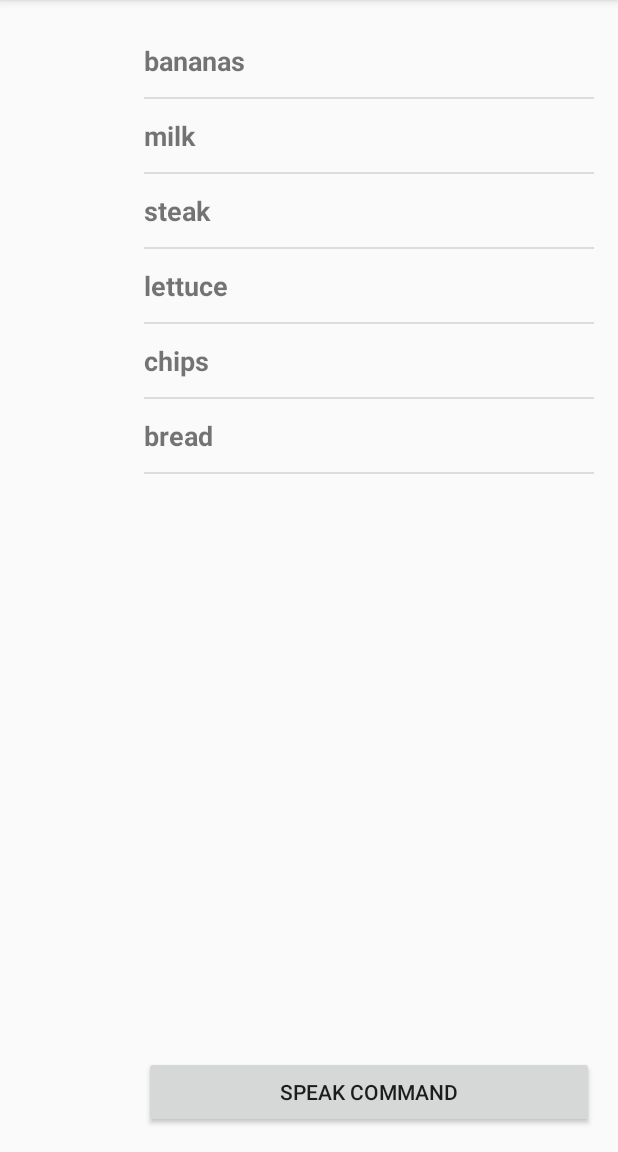
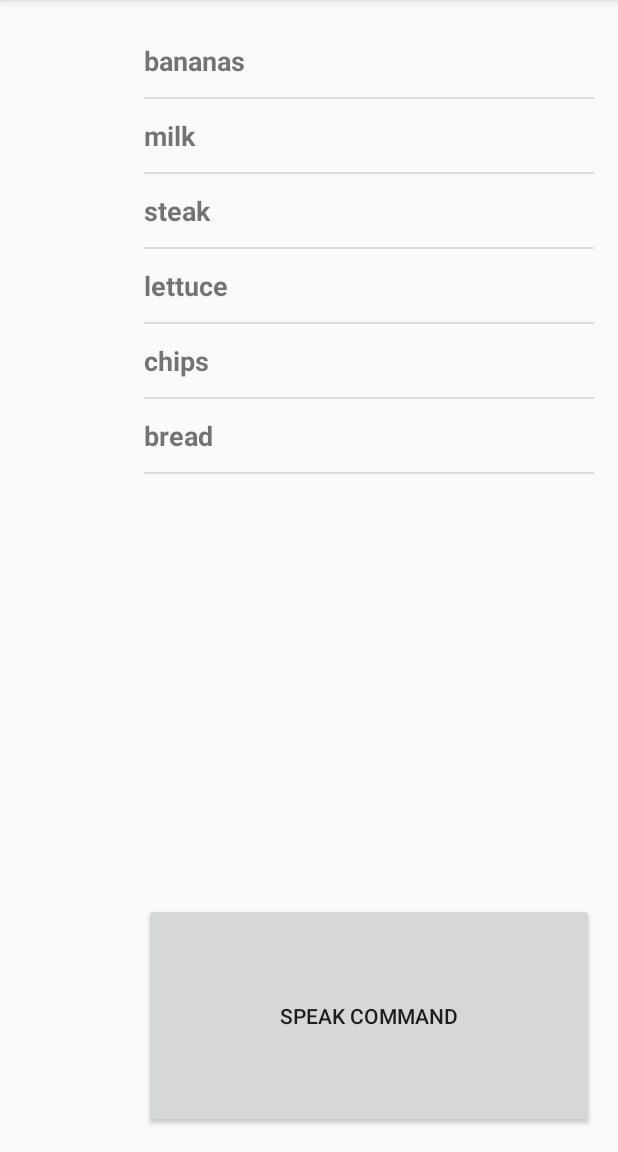
Before and after one commit to hshe824/SuperNavi, an Android app: the screen it shows after launch (ProductSelection), on a phone screen of 412 x 824 dp, the part 84-1236 px from its top. Run offline under Robolectric (Android 15) with nearby library versions, the phone set to English and light mode, and no system bars; our stand-ins replace Volley; libraries missing offline, so code that uses them is left out: com.h6ah4i.android; plain views replace VerticalSeekBar, VerticalSeekBarWrapper; 2 statements that could not run were skipped.

Commit message:
Changed button size

```diff
--- a/SuperNaviApp/app/src/main/res/layout/content_product_selection.xml
+++ b/SuperNaviApp/app/src/main/res/layout/content_product_selection.xml
@@ -40,12 +40,14 @@
 
     <Button
         android:text="Speak Command"
-        android:layout_width="wrap_content"
-        android:layout_height="wrap_content"
+        android:layout_height="150dp"
+        android:layout_width="20dp"
         android:id="@+id/speakCommand"
         android:layout_alignParentBottom="true"
         android:layout_alignParentEnd="true"
-        android:layout_toEndOf="@+id/verticalSeekBarWrapper"
         android:layout_alignStart="@+id/groceryList" />
 
+    <!--android:layout_width="wrap_content"-->
+    <!--android:layout_height="wrap_content"-->
+
 </RelativeLayout>
```
